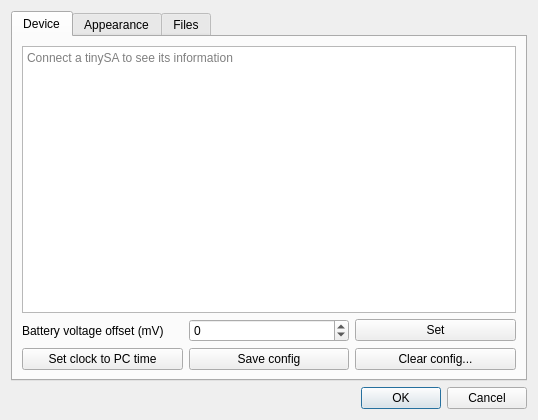
First picture: the form in src/ui/settingsdialog.ui, repository erikkaashoek/tinySA-app, before the edit.
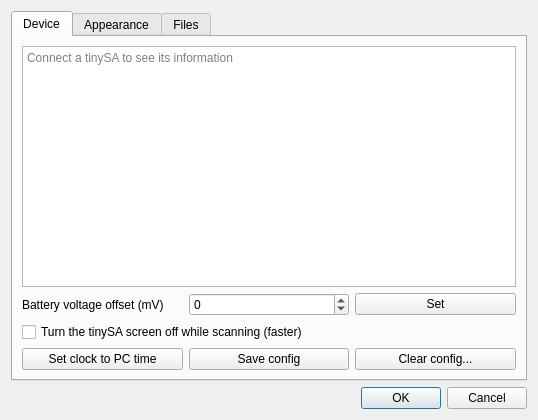
Second picture: the form after the edit.

Commit message: tinySA screen off while scanning (firmware with `ui off`)

```diff
--- a/src/ui/settingsdialog.ui
+++ b/src/ui/settingsdialog.ui
@@ -65,6 +65,16 @@
          </item>
         </layout>
        </item>
+       <item>
+        <widget class="QCheckBox" name="screenOffCheck">
+         <property name="toolTip">
+          <string>The tinySA then does not redraw its screen after every command, which makes scanning faster. Touch the tinySA to get its screen back (this stops the scan). Needs tinySA Ultra firmware v1.4-314 or newer.</string>
+         </property>
+         <property name="text">
+          <string>Turn the tinySA screen off while scanning (faster)</string>
+         </property>
+        </widget>
+       </item>
        <item>
         <layout class="QHBoxLayout" name="deviceButtons">
          <item>
```
The commit also changes 16 other files.
